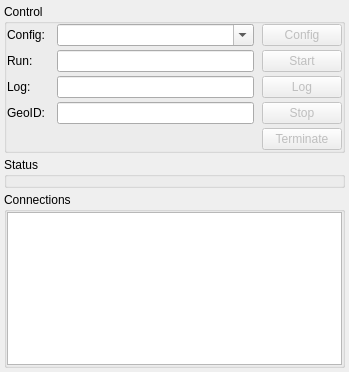
This is gui/ui/euRun.ui in eudaq/eudaq as Qt 5 draws it before an edit. The edited form follows.
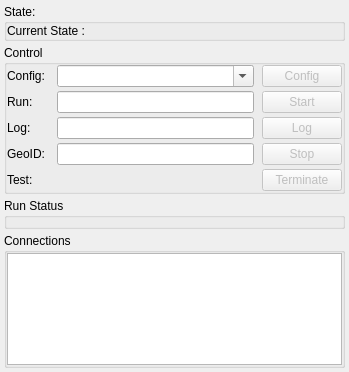
This is the edited form. Icons and pictures are not drawn.

```diff
--- a/gui/ui/euRun.ui
+++ b/gui/ui/euRun.ui
@@ -27,6 +27,25 @@
     <property name="margin" >
      <number>4</number>
     </property>
+    <item>
+     <widget class="QGroupBox" name="grpCurrentState" >
+      <property name="title" >
+       <string>State:</string>
+      </property>
+      <layout class="QHBoxLayout" >
+       <property name="margin" >
+        <number>0</number>
+       </property>
+       <item>
+        <widget class="QLabel" name="lblCurrent" >
+         <property name="text" >
+          <string>Current State :</string>
+         </property>
+        </widget>
+       </item>
+      </layout>
+     </widget>
+    </item>
     <item>
      <widget class="QGroupBox" name="grpControl" >
       <property name="title" >
@@ -177,6 +196,13 @@
          </property>
         </widget>
        </item>
+       <item row="5" column="0" >
+        <widget class="QLabel" name="lblTest" >
+         <property name="text" >
+          <string>Test:</string>
+         </property>
+        </widget>
+       </item>
        <item row="4" column="1" >
         <widget class="QLineEdit" name="txtGeoID" >
          <property name="toolTip" >
@@ -193,7 +219,7 @@
     <item>
      <widget class="QGroupBox" name="grpStatus" >
       <property name="title" >
-       <string>Status</string>
+       <string>Run Status</string>
       </property>
       <layout class="QGridLayout" >
        <property name="horizontalSpacing" >
```
